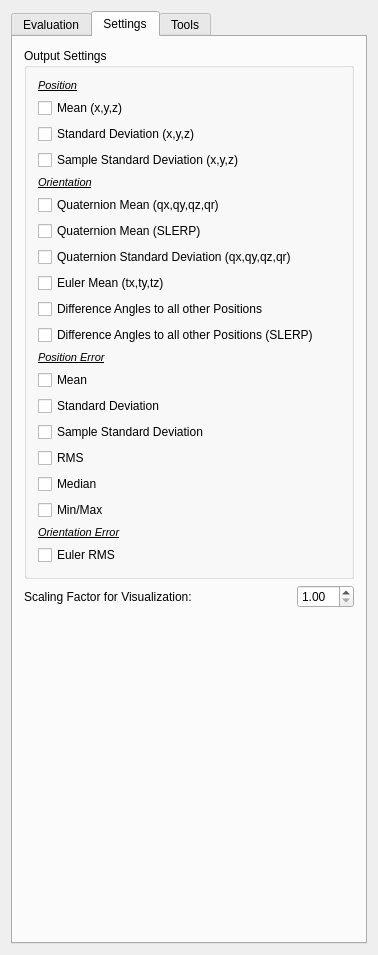
Old version of the form Plugins/org.mitk.gui.qt.igt.app.hummelprotocolmeasurements/src/internal/QmitkIGTTrackingDataEvaluationViewControls.ui in the repository MITK/MITK.
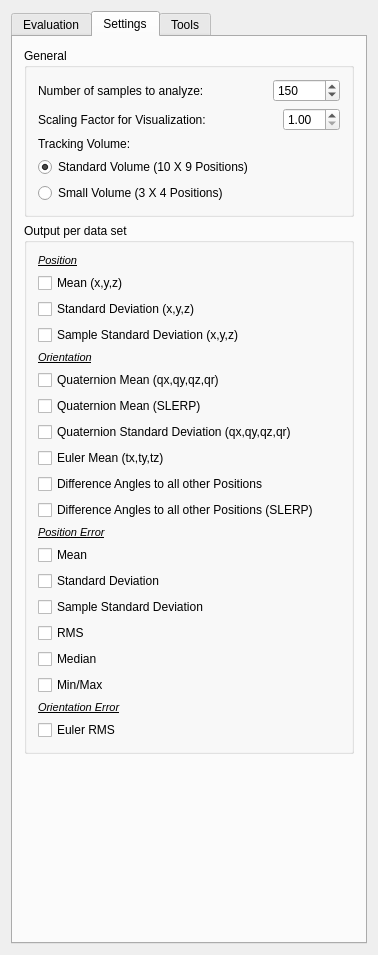
New version of the form. The open tabs and pages were chosen to show the change.

Commit message: added new UI elements for evaluation of the whole Hummel protocol

Patch:
```diff
--- a/Plugins/org.mitk.gui.qt.igt.app.hummelprotocolmeasurements/src/internal/QmitkIGTTrackingDataEvaluationViewControls.ui
+++ b/Plugins/org.mitk.gui.qt.igt.app.hummelprotocolmeasurements/src/internal/QmitkIGTTrackingDataEvaluationViewControls.ui
@@ -101,38 +101,18 @@
         </layout>
        </item>
        <item>
-        <layout class="QHBoxLayout" name="horizontalLayout_4">
-         <item>
-          <widget class="QLabel" name="label_3">
-           <property name="text">
-            <string>Number of samples to analyze:</string>
-           </property>
-          </widget>
-         </item>
-         <item>
-          <spacer name="horizontalSpacer_5">
-           <property name="orientation">
-            <enum>Qt::Horizontal</enum>
-           </property>
-           <property name="sizeHint" stdset="0">
-            <size>
-             <width>40</width>
-             <height>20</height>
-            </size>
-           </property>
-          </spacer>
-         </item>
-         <item>
-          <widget class="QSpinBox" name="m_NumberOfSamples">
-           <property name="maximum">
-            <number>1000000</number>
-           </property>
-           <property name="value">
-            <number>150</number>
-           </property>
-          </widget>
-         </item>
-        </layout>
+        <widget class="Line" name="line_4">
+         <property name="orientation">
+          <enum>Qt::Horizontal</enum>
+         </property>
+        </widget>
+       </item>
+       <item>
+        <widget class="QLabel" name="label_19">
+         <property name="text">
+          <string>(1) Evaluation per file / data set:</string>
+         </property>
+        </widget>
        </item>
        <item>
         <layout class="QHBoxLayout" name="horizontalLayout_2">
@@ -237,16 +217,65 @@
         </widget>
        </item>
        <item>
-        <layout class="QHBoxLayout" name="horizontalLayout_17">
+        <widget class="Line" name="line_5">
+         <property name="orientation">
+          <enum>Qt::Horizontal</enum>
+         </property>
+        </widget>
+       </item>
+       <item>
+        <widget class="QLabel" name="label_20">
+         <property name="text">
+          <string>(3) Evaluation of all data sets:</string>
+         </property>
+        </widget>
+       </item>
+       <item>
+        <layout class="QHBoxLayout" name="horizontalLayout_16">
          <item>
-          <widget class="QLabel" name="label_18">
+          <spacer name="horizontalSpacer_16">
+           <property name="orientation">
+            <enum>Qt::Horizontal</enum>
+           </property>
+           <property name="sizeHint" stdset="0">
+            <size>
+             <width>40</width>
+             <height>20</height>
+            </size>
+           </property>
+          </spacer>
+         </item>
+         <item>
+          <widget class="QPushButton" name="m_StartEvaluationAll">
+           <property name="minimumSize">
+            <size>
+             <width>220</width>
+             <height>50</height>
+            </size>
+           </property>
+           <property name="maximumSize">
+            <size>
+             <width>200</width>
+             <height>50</height>
+            </size>
+           </property>
            <property name="text">
             <string>Prefix for Data Nodes:</string>
            </property>
           </widget>
          </item>
          <item>
-          <widget class="QLineEdit" name="m_prefix"/>
+          <spacer name="horizontalSpacer_17">
+           <property name="orientation">
+            <enum>Qt::Horizontal</enum>
+           </property>
+           <property name="sizeHint" stdset="0">
+            <size>
+             <width>40</width>
+             <height>20</height>
+            </size>
+           </property>
+          </spacer>
          </item>
         </layout>
        </item>
@@ -272,11 +301,109 @@
       <attribute name="title">
        <string>Settings</string>
       </attribute>
-      <layout class="QVBoxLayout" name="verticalLayout_4">
+      <layout class="QVBoxLayout" name="verticalLayout_5">
+       <item>
+        <widget class="QGroupBox" name="groupBox_6">
+         <property name="title">
+          <string>General</string>
+         </property>
+         <layout class="QVBoxLayout" name="verticalLayout_4">
+          <item>
+           <layout class="QHBoxLayout" name="horizontalLayout_4">
+            <item>
+             <widget class="QLabel" name="label_3">
+              <property name="text">
+               <string>Number of samples to analyze:</string>
+              </property>
+             </widget>
+            </item>
+            <item>
+             <spacer name="horizontalSpacer_5">
+              <property name="orientation">
+               <enum>Qt::Horizontal</enum>
+              </property>
+              <property name="sizeHint" stdset="0">
+               <size>
+                <width>40</width>
+                <height>20</height>
+               </size>
+              </property>
+             </spacer>
+            </item>
+            <item>
+             <widget class="QSpinBox" name="m_NumberOfSamples">
+              <property name="maximum">
+               <number>1000000</number>
+              </property>
+              <property name="value">
+               <number>150</number>
+              </property>
+             </widget>
+            </item>
+           </layout>
+          </item>
+          <item>
+           <layout class="QHBoxLayout" name="horizontalLayout_5">
+            <item>
+             <widget class="QLabel" name="label_16">
+              <property name="text">
+               <string>Scaling Factor for Visualization:</string>
+              </property>
+             </widget>
+            </item>
+            <item>
+             <spacer name="horizontalSpacer_15">
+              <property name="orientation">
+               <enum>Qt::Horizontal</enum>
+              </property>
+              <property name="sizeHint" stdset="0">
+               <size>
+                <width>38</width>
+                <height>20</height>
+               </size>
+              </property>
+             </spacer>
+            </item>
+            <item>
+             <widget class="QDoubleSpinBox" name="m_ScalingFactor">
+              <property name="minimum">
+               <double>1.000000000000000</double>
+              </property>
+             </widget>
+            </item>
+           </layout>
+          </item>
+          <item>
+           <widget class="QLabel" name="label_15">
+            <property name="text">
+             <string>Tracking Volume:</string>
+            </property>
+           </widget>
+          </item>
+          <item>
+           <widget class="QRadioButton" name="m_standardVolume">
+            <property name="text">
+             <string>Standard Volume (10 X 9 Positions)</string>
+            </property>
+            <property name="checked">
+             <bool>true</bool>
+            </property>
+           </widget>
+          </item>
+          <item>
+           <widget class="QRadioButton" name="m_smallVolume">
+            <property name="text">
+             <string>Small Volume (3 X 4 Positions)</string>
+            </property>
+           </widget>
+          </item>
+         </layout>
+        </widget>
+       </item>
        <item>
         <widget class="QGroupBox" name="groupBox">
          <property name="title">
-          <string>Output Settings</string>
+          <string>Output per data set</string>
          </property>
          <layout class="QVBoxLayout" name="verticalLayout_3">
           <item>
@@ -438,37 +565,6 @@
          </layout>
         </widget>
        </item>
-       <item>
-        <layout class="QHBoxLayout" name="horizontalLayout_16">
-         <item>
-          <widget class="QLabel" name="label_16">
-           <property name="text">
-            <string>Scaling Factor for Visualization:</string>
-           </property>
-          </widget>
-         </item>
-         <item>
-          <spacer name="horizontalSpacer_15">
-           <property name="orientation">
-            <enum>Qt::Horizontal</enum>
-           </property>
-           <property name="sizeHint" stdset="0">
-            <size>
-             <width>40</width>
-             <height>20</height>
-            </size>
-           </property>
-          </spacer>
-         </item>
-         <item>
-          <widget class="QDoubleSpinBox" name="m_ScalingFactor">
-           <property name="minimum">
-            <double>1.000000000000000</double>
-           </property>
-          </widget>
-         </item>
-        </layout>
-       </item>
        <item>
         <spacer name="verticalSpacer_2">
          <property name="orientation">
```
Left out of the diff: 22 changed lines with no effect on the pictures. The commit also changes 2 other files.
